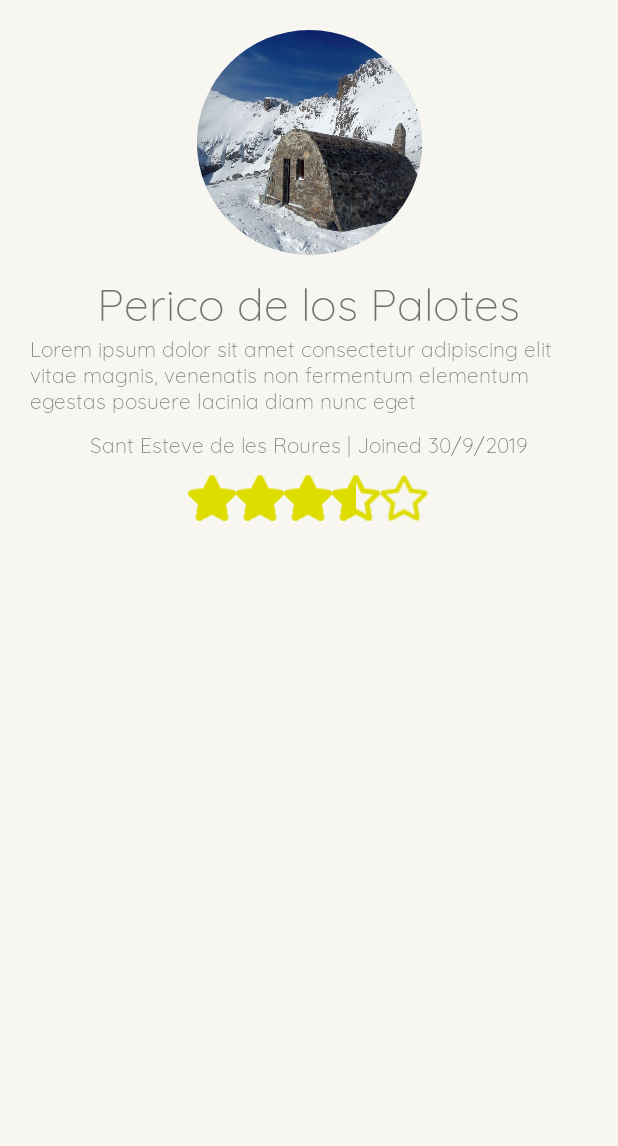
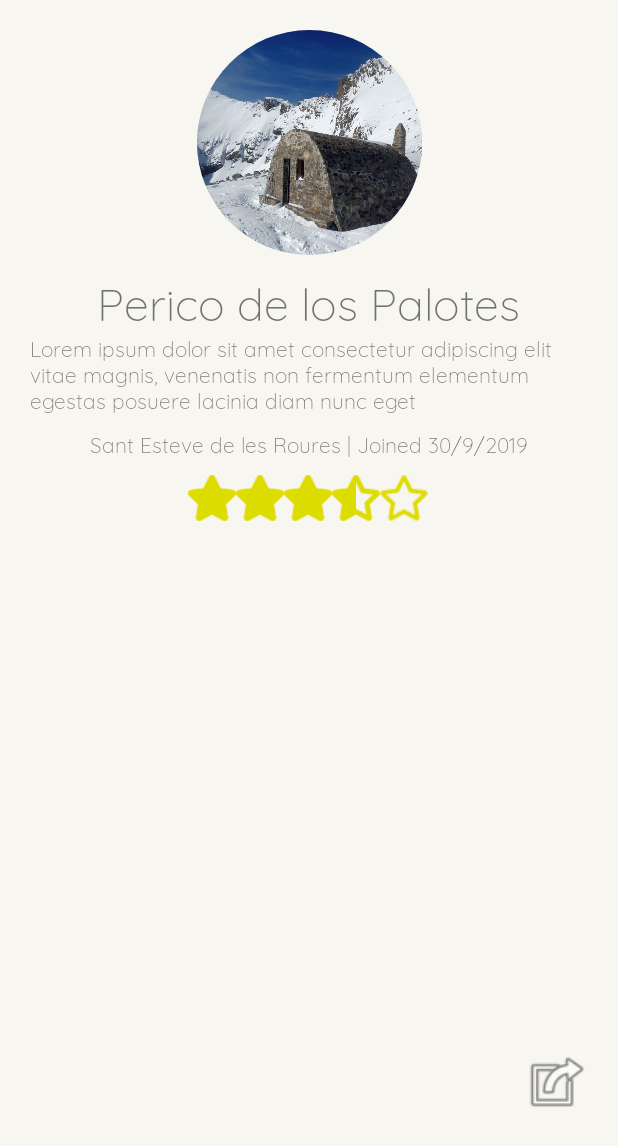
Before and after one commit to StratocasterO/openhuts, an Android app: the Profile screen opened directly, with no data from a screen before it, on a phone screen of 412 x 824 dp, the part 90-1236 px from its top. Run offline under Robolectric (Android 15) with nearby library versions, the phone set to English and light mode, and no system bars.

Commit message:
added logout button, added navigation with login (admin)

```diff
--- a/app/src/main/java/com/omar/openhuts/Request.java
+++ b/app/src/main/java/com/omar/openhuts/Request.java
@@ -163,6 +163,9 @@ public class Request {
 				} else {
 					Log.d("server", "login error");
 				}
+				boolean log = MainActivity.settings.getBoolean("logged", false);
+
+				Toast.makeText(ctx, "logueado = " + log , Toast.LENGTH_SHORT).show();
 			}
 
 			@Override
--- a/app/src/main/res/layout/activity_profile.xml
+++ b/app/src/main/res/layout/activity_profile.xml
@@ -100,6 +100,20 @@
 			app:layout_constraintEnd_toEndOf="parent"
 			app:layout_constraintStart_toStartOf="parent"
 			app:layout_constraintTop_toBottomOf="@+id/textView" />
+
+		<ImageButton
+			android:id="@+id/imageButton"
+			android:layout_width="50dp"
+			android:layout_height="50dp"
+			android:layout_marginEnd="16dp"
+			android:layout_marginRight="16dp"
+			android:layout_marginBottom="16dp"
+			android:background="#00000000"
+			android:onClick="logout"
+			android:scaleType="fitCenter"
+			app:layout_constraintBottom_toBottomOf="parent"
+			app:layout_constraintEnd_toEndOf="parent"
+			app:srcCompat="@android:drawable/ic_menu_set_as" />
 	</androidx.constraintlayout.widget.ConstraintLayout>
 
 <!--	TODO add Settings and Log out buttons -->
```
Also changed, not shown: app/src/main/java/com/omar/openhuts/MainActivity.java (+35 -7 lines), app/src/main/java/com/omar/openhuts/Profile.java (+7 -0 lines).
